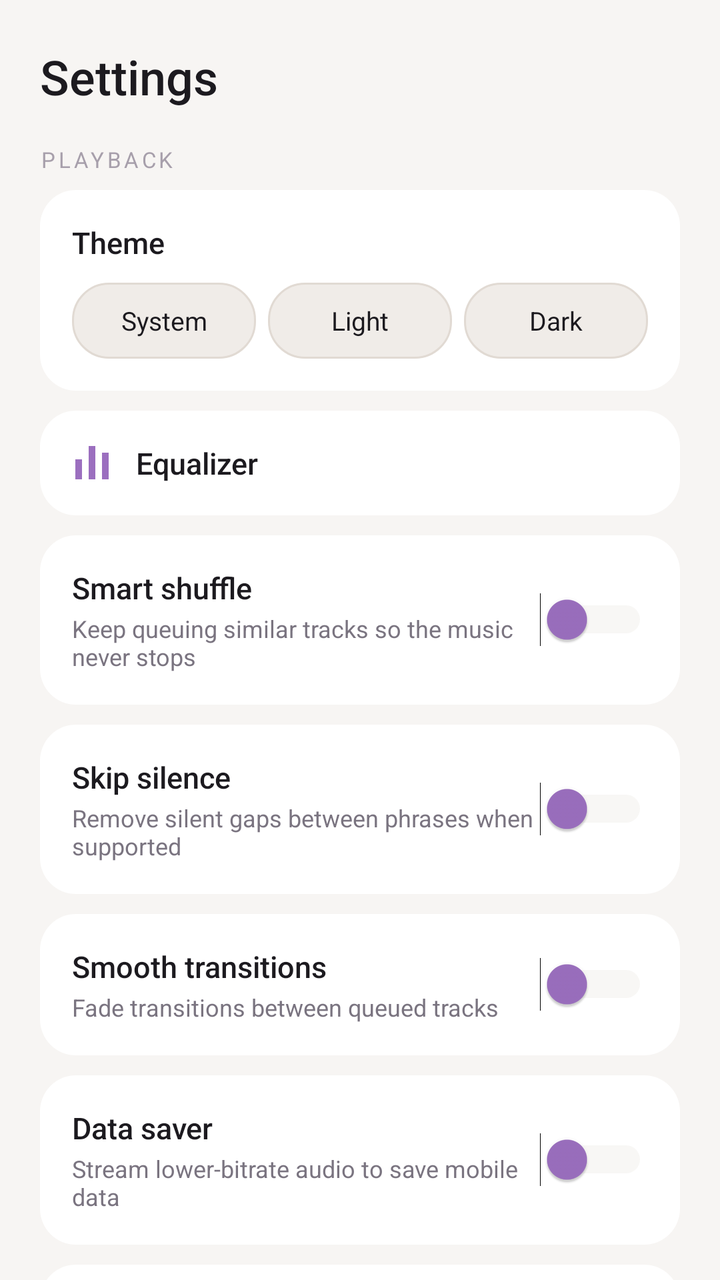
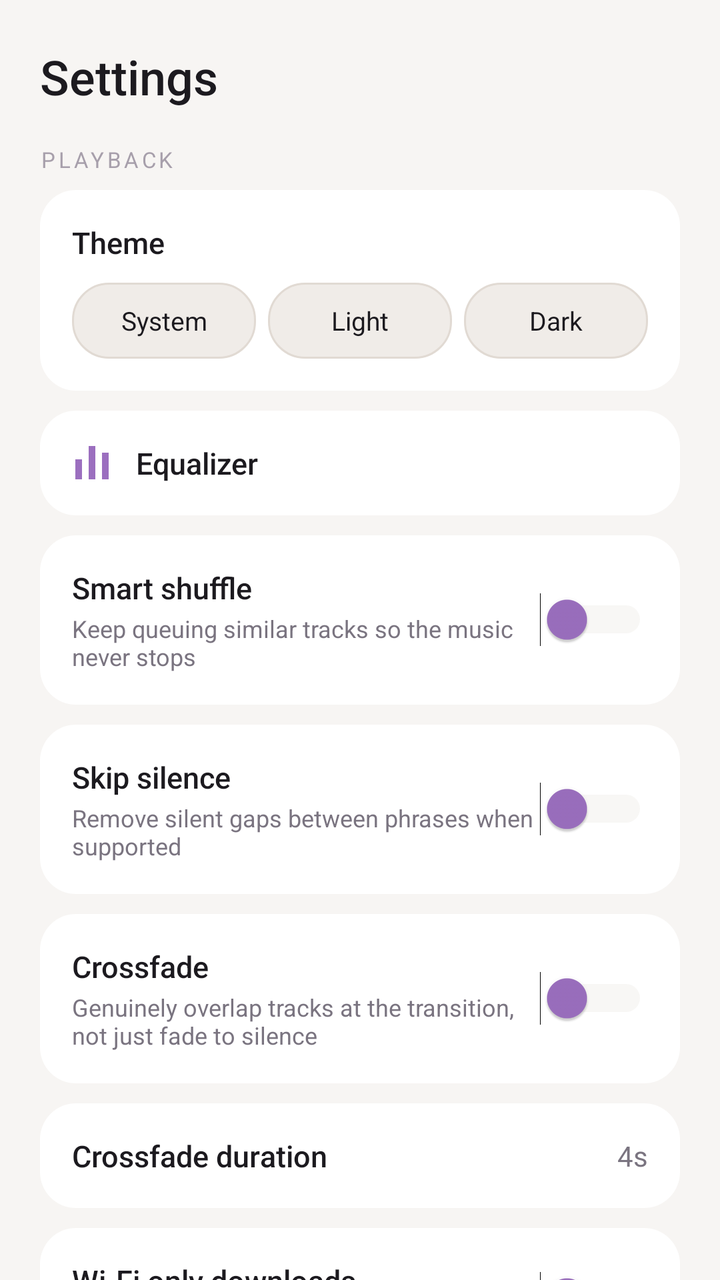

An Android layout rendered at two revisions. The XML below is the earlier revision; the diff shows what the commit changed to produce the second picture.
<!-- AndroidManifest.xml: application theme AppTheme -->
<!-- res/layout/screen_settings.xml -->
<?xml version="1.0" encoding="utf-8"?>
<ScrollView xmlns:android="http://schemas.android.com/apk/res/android"
    android:layout_width="match_parent"
    android:layout_height="match_parent"
    android:background="@color/bg_black"
    android:clipToPadding="false"
    android:scrollbars="none"
    android:scrollbarSize="0dp">

    <LinearLayout
        android:layout_width="match_parent"
        android:layout_height="wrap_content"
        android:orientation="vertical"
        android:paddingStart="20dp"
        android:paddingEnd="20dp"
        android:paddingTop="22dp"
        android:paddingBottom="24dp">

        <TextView
            android:layout_width="match_parent"
            android:layout_height="wrap_content"
            android:text="Settings"
            android:textColor="@color/text_primary"
            android:textSize="24sp"
            android:fontFamily="sans-serif-medium"
            android:layout_marginBottom="18dp" />

        <TextView
            android:layout_width="match_parent"
            android:layout_height="wrap_content"
            android:text="PLAYBACK"
            android:textColor="@color/text_faint"
            android:textSize="11sp"
            android:letterSpacing="0.14"
            android:layout_marginBottom="8dp" />

        
        <LinearLayout
            android:layout_width="match_parent"
            android:layout_height="wrap_content"
            android:orientation="vertical"
            android:background="@drawable/bg_card_rounded"
            android:padding="16dp"
            android:layout_marginBottom="10dp">

            <TextView
                android:layout_width="match_parent"
                android:layout_height="wrap_content"
                android:text="Theme"
                android:textColor="@color/text_primary"
                android:textSize="15sp"
                android:fontFamily="sans-serif-medium"
                android:layout_marginBottom="10dp" />

            <LinearLayout
                android:layout_width="match_parent"
                android:layout_height="wrap_content"
                android:orientation="horizontal">

                <TextView
                    android:id="@+id/theme_option_system"
                    android:layout_width="0dp"
                    android:layout_height="38dp"
                    android:layout_weight="1"
                    android:layout_marginEnd="6dp"
                    android:gravity="center"
                    android:text="System"
                    android:textSize="13sp"
                    android:textColor="@color/text_primary"
                    android:background="@drawable/selector_chip" />

                <TextView
                    android:id="@+id/theme_option_light"
                    android:layout_width="0dp"
                    android:layout_height="38dp"
                    android:layout_weight="1"
                    android:layout_marginEnd="6dp"
                    android:gravity="center"
                    android:text="Light"
                    android:textSize="13sp"
                    android:textColor="@color/text_primary"
                    android:background="@drawable/selector_chip" />

                <TextView
                    android:id="@+id/theme_option_dark"
                    android:layout_width="0dp"
                    android:layout_height="38dp"
                    android:layout_weight="1"
                    android:gravity="center"
                    android:text="Dark"
                    android:textSize="13sp"
                    android:textColor="@color/text_primary"
                    android:background="@drawable/selector_chip" />

            </LinearLayout>

        </LinearLayout>

        
        <LinearLayout
            android:id="@+id/settings_equalizer_row"
            android:layout_width="match_parent"
            android:layout_height="wrap_content"
            android:orientation="horizontal"
            android:gravity="center_vertical"
            android:background="@drawable/bg_card_rounded_pressed"
            android:padding="16dp"
            android:layout_marginBottom="10dp"
            android:clickable="true"
            android:focusable="true">

            <ImageView
                android:layout_width="20dp"
                android:layout_height="20dp"
                android:src="@drawable/ic_equalizer"
                android:tint="@color/accent"
                android:contentDescription="@null" />

            <TextView
                android:layout_width="0dp"
                android:layout_height="wrap_content"
                android:layout_weight="1"
                android:layout_marginStart="12dp"
                android:text="Equalizer"
                android:textColor="@color/text_primary"
                android:textSize="15sp"
                android:fontFamily="sans-serif-medium" />

        </LinearLayout>

        
        <LinearLayout
            android:layout_width="match_parent"
            android:layout_height="wrap_content"
            android:orientation="horizontal"
            android:gravity="center_vertical"
            android:background="@drawable/bg_card_rounded"
            android:padding="16dp"
            android:layout_marginBottom="10dp">

            <LinearLayout
                android:layout_width="0dp"
                android:layout_height="wrap_content"
                android:layout_weight="1"
                android:orientation="vertical">

                <TextView
                    android:layout_width="match_parent"
                    android:layout_height="wrap_content"
                    android:text="Smart shuffle"
                    android:textColor="@color/text_primary"
                    android:textSize="15sp"
                    android:fontFamily="sans-serif-medium" />

                <TextView
                    android:layout_width="match_parent"
                    android:layout_height="wrap_content"
                    android:layout_marginTop="2dp"
                    android:text="Keep queuing similar tracks so the music never stops"
                    android:textColor="@color/text_muted"
                    android:textSize="12sp" />

            </LinearLayout>

            <Switch
                android:id="@+id/switch_smart_shuffle"
                android:layout_width="wrap_content"
                android:layout_height="wrap_content"
                android:thumbTint="@color/accent"
                android:trackTint="@color/surface_3" />

        </LinearLayout>

        
        <LinearLayout
            android:layout_width="match_parent"
            android:layout_height="wrap_content"
            android:orientation="horizontal"
            android:gravity="center_vertical"
            android:background="@drawable/bg_card_rounded"
            android:padding="16dp"
            android:layout_marginBottom="10dp">
            <LinearLayout
                android:layout_width="0dp"
                android:layout_height="wrap_content"
                android:layout_weight="1"
                android:orientation="vertical">
                <TextView android:layout_width="match_parent" android:layout_height="wrap_content" android:text="Skip silence" android:textColor="@color/text_primary" android:textSize="15sp" android:fontFamily="sans-serif-medium" />
                <TextView android:layout_width="match_parent" android:layout_height="wrap_content" android:layout_marginTop="2dp" android:text="Remove silent gaps between phrases when supported" android:textColor="@color/text_muted" android:textSize="12sp" />
            </LinearLayout>
            <Switch android:id="@+id/switch_skip_silence" android:layout_width="wrap_content" android:layout_height="wrap_content" android:thumbTint="@color/accent" android:trackTint="@color/surface_3" />
        </LinearLayout>

        
        <LinearLayout
            android:layout_width="match_parent"
            android:layout_height="wrap_content"
            android:orientation="horizontal"
            android:gravity="center_vertical"
            android:background="@drawable/bg_card_rounded"
            android:padding="16dp"
            android:layout_marginBottom="10dp">
            <LinearLayout
                android:layout_width="0dp"
                android:layout_height="wrap_content"
                android:layout_weight="1"
                android:orientation="vertical">
                <TextView android:layout_width="match_parent" android:layout_height="wrap_content" android:text="Smooth transitions" android:textColor="@color/text_primary" android:textSize="15sp" android:fontFamily="sans-serif-medium" />
                <TextView android:layout_width="match_parent" android:layout_height="wrap_content" android:layout_marginTop="2dp" android:text="Fade transitions between queued tracks" android:textColor="@color/text_muted" android:textSize="12sp" />
            </LinearLayout>
            <Switch android:id="@+id/switch_crossfade" android:layout_width="wrap_content" android:layout_height="wrap_content" android:thumbTint="@color/accent" android:trackTint="@color/surface_3" />
        </LinearLayout>

        
        <LinearLayout
            android:layout_width="match_parent"
            android:layout_height="wrap_content"
            android:orientation="horizontal"
            android:gravity="center_vertical"
            android:background="@drawable/bg_card_rounded"
            android:padding="16dp"
            android:layout_marginBottom="10dp">

            <LinearLayout
                android:layout_width="0dp"
                android:layout_height="wrap_content"
                android:layout_weight="1"
                android:orientation="vertical">

                <TextView
                    android:layout_width="match_parent"
                    android:layout_height="wrap_content"
                    android:text="Data saver"
                    android:textColor="@color/text_primary"
                    android:textSize="15sp"
                    android:fontFamily="sans-serif-medium" />

                <TextView
                    android:layout_width="match_parent"
                    android:layout_height="wrap_content"
                    android:layout_marginTop="2dp"
                    android:text="Stream lower-bitrate audio to save mobile data"
                    android:textColor="@color/text_muted"
                    android:textSize="12sp" />

            </LinearLayout>

            <Switch
                android:id="@+id/switch_data_saver"
                android:layout_width="wrap_content"
                android:layout_height="wrap_content"
                android:thumbTint="@color/accent"
                android:trackTint="@color/surface_3" />

        </LinearLayout>

        
        <LinearLayout
            android:layout_width="match_parent"
            android:layout_height="wrap_content"
            android:orientation="horizontal"
            android:gravity="center_vertical"
            android:background="@drawable/bg_card_rounded"
            android:padding="16dp"
            android:layout_marginBottom="10dp">

            <LinearLayout
                android:layout_width="0dp"
                android:layout_height="wrap_content"
                android:layout_weight="1"
                android:orientation="vertical">

                <TextView
                    android:layout_width="match_parent"
                    android:layout_height="wrap_content"
                    android:text="Keep screen on while playing"
                    android:textColor="@color/text_primary"
                    android:textSize="15sp"
                    android:fontFamily="sans-serif-medium" />

                <TextView
                    android:layout_width="match_parent"
                    android:layout_height="wrap_content"
                    android:layout_marginTop="2dp"
                    android:text="Prevents the display from sleeping during playback"
                    android:textColor="@color/text_muted"
                    android:textSize="12sp" />

            </LinearLayout>

            <Switch
                android:id="@+id/switch_keep_screen_on"
                android:layout_width="wrap_content"
                android:layout_height="wrap_content"
                android:thumbTint="@color/accent"
                android:trackTint="@color/surface_3" />

        </LinearLayout>

        
        <LinearLayout
            android:layout_width="match_parent"
            android:layout_height="wrap_content"
            android:orientation="horizontal"
            android:gravity="center_vertical"
            android:background="@drawable/bg_card_rounded_pressed"
            android:padding="16dp"
            android:layout_marginBottom="10dp"
            android:id="@+id/settings_clear_cache_row"
            android:clickable="true"
            android:focusable="true">

            <LinearLayout
                android:layout_width="0dp"
                android:layout_height="wrap_content"
                android:layout_weight="1"
                android:orientation="vertical">

                <TextView
                    android:layout_width="match_parent"
                    android:layout_height="wrap_content"
                    android:text="Clear playback cache"
                    android:textColor="@color/text_primary"
                    android:textSize="15sp"
                    android:fontFamily="sans-serif-medium" />

                <TextView
                    android:id="@+id/settings_cache_size"
                    android:layout_width="match_parent"
                    android:layout_height="wrap_content"
                    android:layout_marginTop="2dp"
                    android:textColor="@color/text_muted"
                    android:textSize="12sp" />

            </LinearLayout>

        </LinearLayout>

        <TextView
            android:layout_width="match_parent"
            android:layout_height="wrap_content"
            android:text="ABOUT"
            android:textColor="@color/text_faint"
            android:textSize="11sp"
            android:letterSpacing="0.14"
            android:layout_marginTop="14dp"
            android:layout_marginBottom="8dp" />

        
        <LinearLayout
            android:layout_width="match_parent"
            android:layout_height="wrap_content"
            android:orientation="vertical"
            android:background="@drawable/bg_card_rounded"
            android:padding="18dp">

            <TextView
                android:layout_width="match_parent"
                android:layout_height="wrap_content"
                android:text="REO Music"
                android:textColor="@color/text_primary"
                android:textSize="17sp"
                android:fontFamily="sans-serif-medium" />

            <TextView
                android:id="@+id/version_label"
                android:layout_width="match_parent"
                android:layout_height="wrap_content"
                android:layout_marginTop="2dp"
                android:text="Version 1.0"
                android:textColor="@color/text_muted"
                android:textSize="12sp" />

            <View
                android:layout_width="match_parent"
                android:layout_height="1dp"
                android:layout_marginTop="14dp"
                android:layout_marginBottom="14dp"
                android:background="@color/divider" />

            <TextView
                android:layout_width="match_parent"
                android:layout_height="wrap_content"
                android:text="Owner"
                android:textColor="@color/text_faint"
                android:textSize="11sp"
                android:letterSpacing="0.1" />

            <TextView
                android:layout_width="match_parent"
                android:layout_height="wrap_content"
                android:layout_marginTop="2dp"
                android:text="Sleepingjassu"
                android:textColor="@color/accent_soft"
                android:textSize="15sp"
                android:fontFamily="sans-serif-medium" />

            <LinearLayout
                android:id="@+id/github_link"
                android:layout_width="match_parent"
                android:layout_height="wrap_content"
                android:layout_marginTop="12dp"
                android:orientation="horizontal"
                android:gravity="center_vertical"
                android:background="@drawable/ripple_circle_ghost"
                android:padding="10dp"
                android:clickable="true"
                android:focusable="true">

                <ImageView
                    android:layout_width="18dp"
                    android:layout_height="18dp"
                    android:src="@drawable/ic_github"
                    android:tint="@color/text_primary"
                    android:contentDescription="GitHub" />

                <TextView
                    android:layout_width="0dp"
                    android:layout_height="wrap_content"
                    android:layout_weight="1"
                    android:layout_marginStart="10dp"
                    android:text="github.com/Sleepingjassu"
                    android:textColor="@color/text_secondary"
                    android:textSize="13sp" />

            </LinearLayout>

        </LinearLayout>

    </LinearLayout>

</ScrollView>
<!-- resources referenced by this layout -->
<resources>
  <color name="accent">#9B6FBF</color>
  <color name="accent_soft">#B48FD4</color>
  <color name="bg_black">#F7F5F3</color>
  <color name="divider">#E1DAD3</color>
  <color name="surface_3">#E4DED8</color>
  <color name="text_faint">#A79FAB</color>
  <color name="text_muted">#7A7480</color>
  <color name="text_primary">#1C1A1F</color>
  <color name="text_secondary">#4A454E</color>
  <!-- drawable bg_card_rounded (drawable) -->
  <shape xmlns:android="http://schemas.android.com/apk/res/android" android:shape="rectangle">
      <corners android:radius="18dp"/>
      <solid android:color="@color/surface_1"/>
  </shape>
  <!-- drawable bg_card_rounded_pressed (drawable) -->
  <ripple xmlns:android="http://schemas.android.com/apk/res/android" android:color="#1EFFFFFF">
      <item android:drawable="@drawable/bg_card_rounded"/>
  </ripple>
  <!-- drawable ic_equalizer (drawable) -->
  <vector xmlns:android="http://schemas.android.com/apk/res/android"
      android:width="24dp" android:height="24dp"
      android:viewportWidth="24" android:viewportHeight="24">
      <path android:fillColor="#FFFFFF" android:pathData="M10,2h4v20h-4z"/>
      <path android:fillColor="#FFFFFF" android:pathData="M2,10h4v12H2z"/>
      <path android:fillColor="#FFFFFF" android:pathData="M18,6h4v16h-4z"/>
  </vector>
  <!-- drawable ripple_circle_ghost (drawable) -->
  <ripple xmlns:android="http://schemas.android.com/apk/res/android"
      android:color="#26FFFFFF">
      <item android:id="@android:id/mask">
          <shape android:shape="oval">
              <solid android:color="@android:color/white"/>
          </shape>
      </item>
      <item android:drawable="@drawable/bg_circle_ghost"/>
  </ripple>
  <!-- drawable selector_chip (drawable) -->
  <selector xmlns:android="http://schemas.android.com/apk/res/android">
      <item android:state_selected="true" android:drawable="@drawable/bg_chip_selected"/>
      <item android:drawable="@drawable/bg_chip"/>
  </selector>
  <style name="AppTheme" parent="Theme.Material3.DynamicColors.DayNight.NoActionBar">
          <item name="android:fontFamily">sans-serif</item>
          <item name="android:windowBackground">@color/bg_black</item>
          <item name="android:statusBarColor">@color/bg_black</item>
          <item name="android:navigationBarColor">@color/bg_black</item>
          <item name="android:textColorHint">@color/text_muted</item>
          <item name="colorAccent">@color/accent</item>
          <item name="colorPrimary">@color/accent</item>
          <item name="colorControlActivated">@color/accent</item>
          <item name="colorControlNormal">@color/text_muted</item>
      </style>
  <color name="surface_1">#FFFFFF</color>
  <!-- drawable bg_circle_ghost (drawable) -->
  <shape xmlns:android="http://schemas.android.com/apk/res/android" android:shape="oval">
      <solid android:color="@color/surface_2"/>
  </shape>
  <!-- drawable bg_chip_selected (drawable) -->
  <shape xmlns:android="http://schemas.android.com/apk/res/android" android:shape="rectangle">
      <corners android:radius="18dp"/>
      <solid android:color="@color/accent"/>
  </shape>
  <!-- drawable bg_chip (drawable) -->
  <shape xmlns:android="http://schemas.android.com/apk/res/android" android:shape="rectangle">
      <corners android:radius="18dp"/>
      <solid android:color="@color/surface_2"/>
      <stroke android:width="1dp" android:color="@color/divider"/>
  </shape>
  <color name="surface_2">#F0ECE8</color>
  <!-- unchanged entries left out for length: 1 -->
</resources>

<!-- the commit's change to res/layout/screen_settings.xml (unified diff, before → after) -->
@@ -205,10 +205,59 @@
                 android:layout_height="wrap_content"
                 android:layout_weight="1"
                 android:orientation="vertical">
-                <TextView android:layout_width="match_parent" android:layout_height="wrap_content" android:text="Smooth transitions" android:textColor="@color/text_primary" android:textSize="15sp" android:fontFamily="sans-serif-medium" />
-                <TextView android:layout_width="match_parent" android:layout_height="wrap_content" android:layout_marginTop="2dp" android:text="Fade transitions between queued tracks" android:textColor="@color/text_muted" android:textSize="12sp" />
+                <TextView android:layout_width="match_parent" android:layout_height="wrap_content" android:text="Crossfade" android:textColor="@color/text_primary" android:textSize="15sp" android:fontFamily="sans-serif-medium" />
+                <TextView android:layout_width="match_parent" android:layout_height="wrap_content" android:layout_marginTop="2dp" android:text="Genuinely overlap tracks at the transition, not just fade to silence" android:textColor="@color/text_muted" android:textSize="12sp" />
             </LinearLayout>
             <Switch android:id="@+id/switch_crossfade" android:layout_width="wrap_content" android:layout_height="wrap_content" android:thumbTint="@color/accent" android:trackTint="@color/surface_3" />
+        </LinearLayout>
+
+        
+        <LinearLayout
+            android:id="@+id/settings_crossfade_duration_row"
+            android:layout_width="match_parent"
+            android:layout_height="wrap_content"
+            android:orientation="horizontal"
+            android:gravity="center_vertical"
+            android:background="@drawable/bg_card_rounded_pressed"
+            android:padding="16dp"
+            android:layout_marginBottom="10dp"
+            android:clickable="true"
+            android:focusable="true">
+            <TextView
+                android:layout_width="0dp"
+                android:layout_height="wrap_content"
+                android:layout_weight="1"
+                android:text="Crossfade duration"
+                android:textColor="@color/text_primary"
+                android:textSize="15sp"
+                android:fontFamily="sans-serif-medium" />
+            <TextView
+                android:id="@+id/settings_crossfade_duration"
+                android:layout_width="wrap_content"
+                android:layout_height="wrap_content"
+                android:text="4s"
+                android:textColor="@color/text_muted"
+                android:textSize="14sp" />
+        </LinearLayout>
+
+        
+        <LinearLayout
+            android:layout_width="match_parent"
+            android:layout_height="wrap_content"
+            android:orientation="horizontal"
+            android:gravity="center_vertical"
+            android:background="@drawable/bg_card_rounded"
+            android:padding="16dp"
+            android:layout_marginBottom="10dp">
+            <LinearLayout
+                android:layout_width="0dp"
+                android:layout_height="wrap_content"
+                android:layout_weight="1"
+                android:orientation="vertical">
+                <TextView android:layout_width="match_parent" android:layout_height="wrap_content" android:text="Wi-Fi only downloads" android:textColor="@color/text_primary" android:textSize="15sp" android:fontFamily="sans-serif-medium" />
+                <TextView android:layout_width="match_parent" android:layout_height="wrap_content" android:layout_marginTop="2dp" android:text="Don't use mobile data for offline downloads" android:textColor="@color/text_muted" android:textSize="12sp" />
+            </LinearLayout>
+            <Switch android:id="@+id/switch_wifi_only_downloads" android:layout_width="wrap_content" android:layout_height="wrap_content" android:thumbTint="@color/accent" android:trackTint="@color/surface_3" />
         </LinearLayout>
 
         
